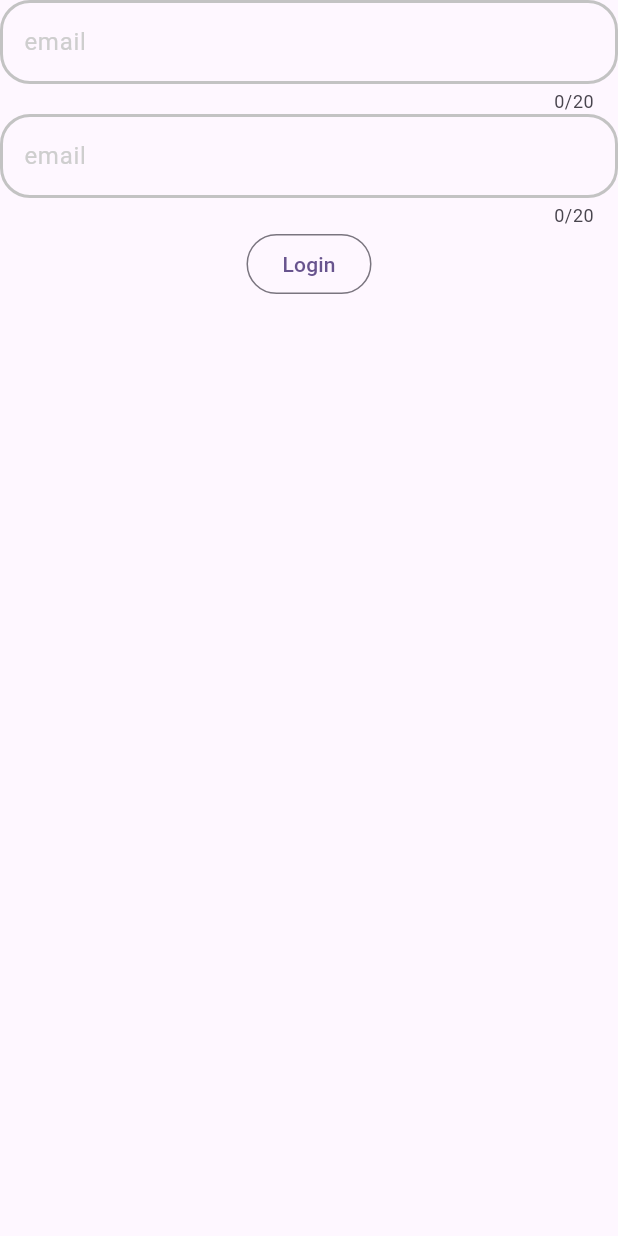
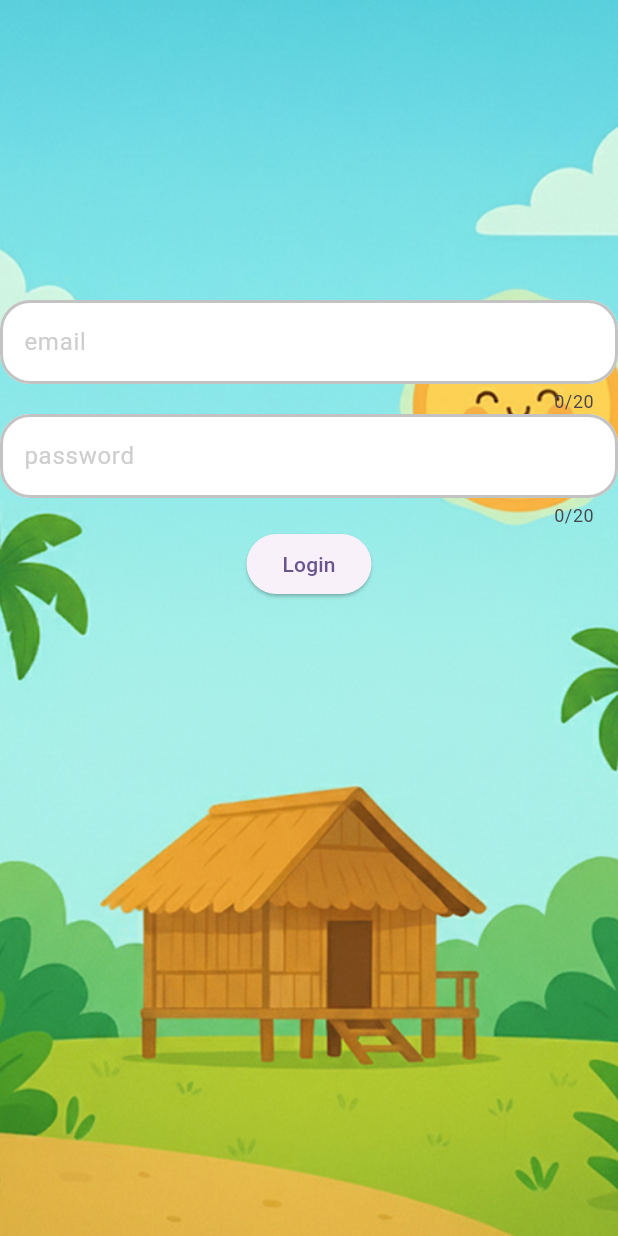
Before and after one commit to syncopascual/BasaBuddy, a Flutter app: the screen it shows after launch, on a phone screen of 412 x 824 dp. Run offline on Flutter 3.47's test engine with Material 3 defaults, Android fonts, the phone set to English and light mode, and no system bars.

Commit message:
login screen initial, more images

```diff
--- a/lib/screens/login.dart
+++ b/lib/screens/login.dart
@@ -12,13 +12,23 @@ class Login extends StatefulWidget {
 class _LoginState extends State<Login> {
   @override
   Widget build(BuildContext context) {
-    return Column(
+    return Container(
+      decoration: BoxDecoration(
+        image: DecorationImage(
+          image: AssetImage("assets/bg_images/bahay_kubo.png"),
+          fit: BoxFit.cover,
+        ),
+      ),
+      child: Column(
         children: [
+          Container(height: 200),
           ///Email text field
           TextField(
             maxLength: 20,
             //controller: nameController,
             decoration: InputDecoration(
+                fillColor: Colors.white, // Set the desired color
+                filled: true,
                 enabledBorder: OutlineInputBorder(
                     borderSide: BorderSide(width: 2.0,color: inputStroke),
                     borderRadius: const BorderRadius.all(Radius.circular(20))),
@@ -32,20 +42,23 @@ class _LoginState extends State<Login> {
           ///Password text field
           TextField(
             maxLength: 20,
+
             //controller: nameController,
             decoration: InputDecoration(
+                fillColor: Colors.white, // Set the desired color
+                filled: true,
                 enabledBorder: OutlineInputBorder(
                     borderSide: BorderSide(width: 2.0,color: inputStroke),
                     borderRadius: const BorderRadius.all(Radius.circular(20))),
                 border: OutlineInputBorder(
                     borderSide: BorderSide(width: 2.0,color: inputStroke),
                     borderRadius: const BorderRadius.all(Radius.circular(20))),
-              hintText: 'email',
+                hintText: 'password',
                 hintStyle: TextStyle(color: hintText)
             ),
           ),
           ///Login Button
-        OutlinedButton(
+          ElevatedButton(
               onPressed: (){
                 Navigator.push(
                   context,
@@ -54,6 +67,7 @@ class _LoginState extends State<Login> {
               },
               child: Text("Login")),
         ],
+      ),
     );
   }
 }
--- a/pubspec.yaml
+++ b/pubspec.yaml
@@ -58,7 +58,8 @@ flutter:
   uses-material-design: true
 
   # To add assets to your application, add an assets section, like this:
-  # assets:
+  assets:
+    - assets/bg_images/
   #   - images/a_dot_burr.jpeg
   #   - images/a_dot_ham.jpeg
 
```
Also changed, not shown: assets/bg_images/bahay_kubo.png (added), assets/bg_images/grassy.png (added). Lines whose indentation alone changed are shown as unchanged.
